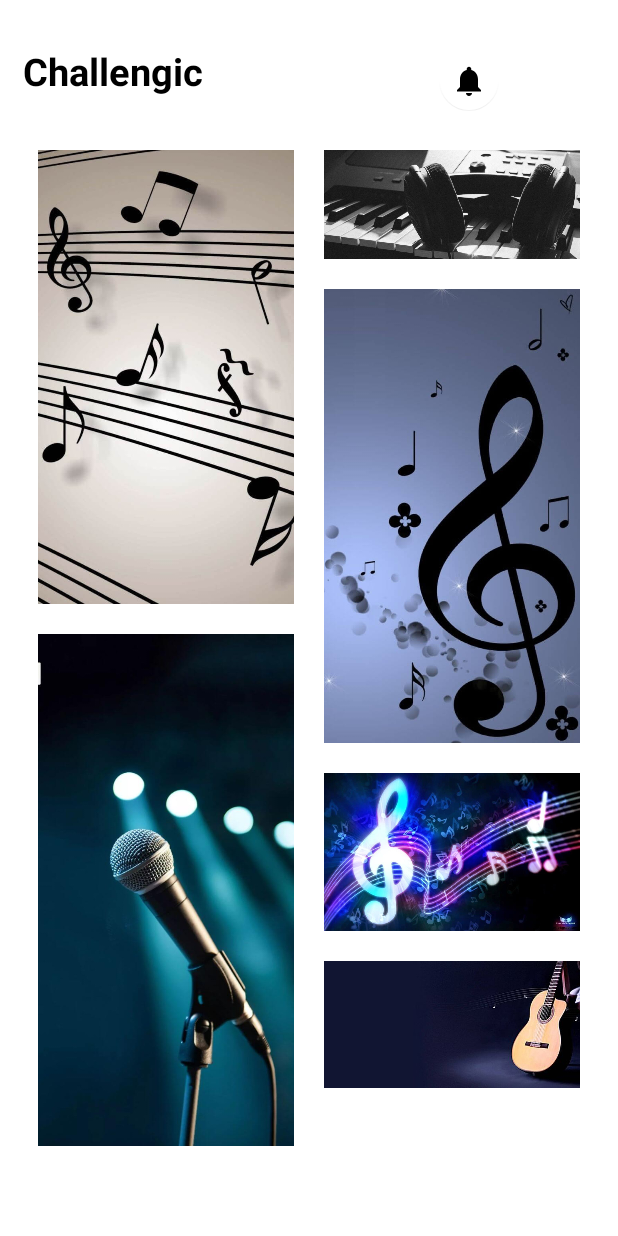
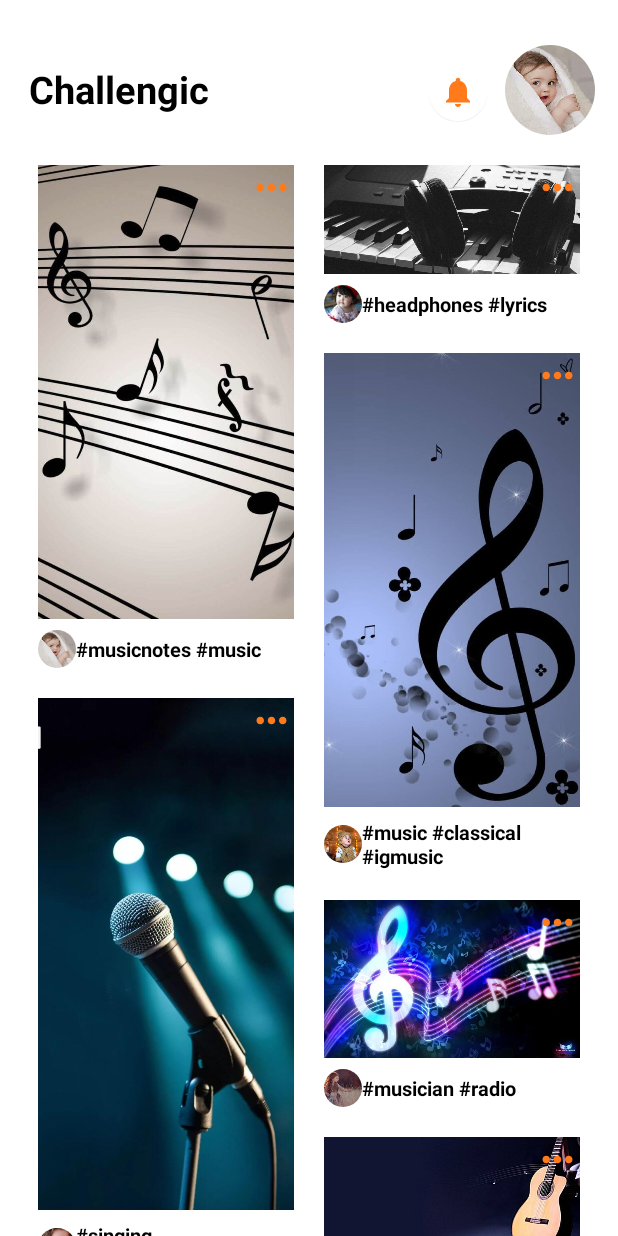
Before and after one commit to arvaan123/challengicApp, an Android app: the fragment Addpost_frag shown on its own in the app's theme, on a phone screen of 412 x 824 dp. Run offline under Robolectric (Android 15) with nearby library versions, the phone set to English and light mode, and no system bars; our stand-ins replace CircleImageView, sdp/ssp sizes.

Commit message:
change design and add report reason dialog

```diff
--- a/app/src/main/java/com/app/challengicapp/design/adapter/LaderboardAdap.kt
+++ b/app/src/main/java/com/app/challengicapp/design/adapter/LaderboardAdap.kt
@@ -32,8 +32,6 @@ class LaderboardAdap(private val context: Context, private val mList: List<Lader
         holder.tv_person_name.setText(LaderboardModel.tv_person_name)
         holder.tv_votes.setText(LaderboardModel.tv_votes)
         holder.tv_results.setText(LaderboardModel.tv_results)
-
-
         Glide.with(context).load(LaderboardModel.profile_image).into(holder.profile_iv);
 
     }
--- a/app/src/main/java/com/app/challengicapp/design/fragment/Addpost_frag.kt
+++ b/app/src/main/java/com/app/challengicapp/design/fragment/Addpost_frag.kt
@@ -9,6 +9,7 @@ import androidx.recyclerview.widget.RecyclerView
 import androidx.recyclerview.widget.StaggeredGridLayoutManager
 import com.app.challengicapp.R
 import com.app.challengicapp.design.adapter.PostAdap
+import com.app.challengicapp.design.model.LaderboardModel
 import com.app.challengicapp.design.model.PostModel
 import java.util.*
 
@@ -30,18 +31,27 @@ class Addpost_frag : Fragment() {
 
         val recyclerview = view.findViewById<RecyclerView>(R.id.post_rv)
 
-        val data: ArrayList<PostModel> = ArrayList<PostModel>()
-        data.add(PostModel(R.drawable.m1))
-        data.add(PostModel(R.drawable.m2))
-        data.add(PostModel(R.drawable.m3))
-        data.add(PostModel(R.drawable.m4))
-        data.add(PostModel(R.drawable.m5))
-        data.add(PostModel(R.drawable.m6))
+//        val data: ArrayList<PostModel> = ArrayList<PostModel>()
+//        data.add(PostModel(R.drawable.m1),R.drawable.l1,)
+//        data.add(PostModel(R.drawable.m2))
+//        data.add(PostModel(R.drawable.m3))
+//        data.add(PostModel(R.drawable.m4))
+//        data.add(PostModel(R.drawable.m5))
+//        data.add(PostModel(R.drawable.m6))
+
+        val data = listOf(
+            PostModel(R.drawable.m1,R.drawable.l1,"#musicnotes #music"),
+            PostModel(R.drawable.m2,R.drawable.l2,"#headphones #lyrics"),
+            PostModel(R.drawable.m3,R.drawable.l3,"#music #classical #igmusic"),
+            PostModel(R.drawable.m4,R.drawable.l4,"#singing #classicalmusic"),
+            PostModel(R.drawable.m5,R.drawable.l5,"#musician #radio"),
+            PostModel(R.drawable.m6,R.drawable.l1,"#guitar #music")
+        )
+
 
         val layoutManager: RecyclerView.LayoutManager =
             StaggeredGridLayoutManager(2, StaggeredGridLayoutManager.VERTICAL)
         recyclerview.setLayoutManager(layoutManager)
-
         val adapter = PostAdap(requireActivity(), data)
         recyclerview.adapter = adapter
 
--- a/app/src/main/java/com/app/challengicapp/design/model/PostModel.kt
+++ b/app/src/main/java/com/app/challengicapp/design/model/PostModel.kt
@@ -1,3 +1,3 @@
 package com.app.challengicapp.design.model
 
-data class PostModel(val image: Int)
+data class PostModel(val image: Int, val user_image: Int, val tv_tag: String)
--- /dev/null
+++ b/app/src/main/java/com/app/challengicapp/design/model/ReportReason.kt
@@ -0,0 +1,3 @@
+package com.app.challengicapp.design.model
+
+data class ReportReason(val tv_report_reason_list: String)
--- /dev/null
+++ b/app/src/main/res/drawable/ic_more_option.xml
@@ -0,0 +1,9 @@
+<vector xmlns:android="http://schemas.android.com/apk/res/android"
+    android:width="24dp"
+    android:height="24dp"
+    android:viewportWidth="24"
+    android:viewportHeight="24">
+  <path
+      android:fillColor="@color/orange"
+      android:pathData="M6,10c-1.1,0 -2,0.9 -2,2s0.9,2 2,2 2,-0.9 2,-2 -0.9,-2 -2,-2zM18,10c-1.1,0 -2,0.9 -2,2s0.9,2 2,2 2,-0.9 2,-2 -0.9,-2 -2,-2zM12,10c-1.1,0 -2,0.9 -2,2s0.9,2 2,2 2,-0.9 2,-2 -0.9,-2 -2,-2z"/>
+</vector>
--- a/app/src/main/res/drawable/nav_bg.xml
+++ b/app/src/main/res/drawable/nav_bg.xml
@@ -1,6 +1,6 @@
 <?xml version="1.0" encoding="utf-8"?>
 <shape xmlns:android="http://schemas.android.com/apk/res/android"
     android:shape="rectangle">
-    <solid android:color="#E9FFFFFF" />
+    <solid android:color="#FFFFFF" />
     <corners android:radius="100dp" />
 </shape>
--- a/app/src/main/res/layout/activity_home.xml
+++ b/app/src/main/res/layout/activity_home.xml
@@ -8,8 +8,7 @@
     <FrameLayout
         android:id="@+id/container"
         android:layout_width="match_parent"
-        android:layout_height="0dp"
-        app:layout_constraintBottom_toTopOf="@+id/bottomNav"
+        android:layout_height="match_parent"
         app:layout_constraintEnd_toEndOf="parent"
         app:layout_constraintHorizontal_bias="0.5"
         app:layout_constraintStart_toStartOf="parent"
@@ -18,7 +17,7 @@
     <com.google.android.material.bottomnavigation.BottomNavigationView
         android:id="@+id/bottomNav"
         android:layout_width="match_parent"
-        android:layout_height="wrap_content"
+        android:layout_height="50dp"
         android:layout_gravity="bottom"
         android:layout_margin="30dp"
         android:background="@drawable/nav_bg"
--- a/app/src/main/res/layout/addpost_items.xml
+++ b/app/src/main/res/layout/addpost_items.xml
@@ -1,23 +1,66 @@
 <?xml version="1.0" encoding="utf-8"?>
-<LinearLayout xmlns:android="http://schemas.android.com/apk/res/android"
+<androidx.constraintlayout.widget.ConstraintLayout xmlns:android="http://schemas.android.com/apk/res/android"
     xmlns:app="http://schemas.android.com/apk/res-auto"
-    android:layout_width="match_parent"
+    xmlns:tools="http://schemas.android.com/tools"
+    android:layout_width="wrap_content"
     android:layout_height="wrap_content"
-    android:orientation="vertical"
     android:padding="10dp">
 
     <androidx.cardview.widget.CardView
+        android:id="@+id/post_cardview"
         android:layout_width="wrap_content"
         android:layout_height="wrap_content"
-        app:cardCornerRadius="30dp">
+        app:cardCornerRadius="5dp"
+        app:layout_constraintStart_toStartOf="parent"
+        app:layout_constraintTop_toTopOf="parent">
+
 
         <ImageView
             android:id="@+id/post_iv"
             android:layout_width="wrap_content"
             android:layout_height="wrap_content"
             android:adjustViewBounds="true"
-            android:scaleType="fitXY" />
+            android:scaleType="fitXY">
+
+
+        </ImageView>
+
+        <ImageView
+            android:id="@+id/more_iv"
+            android:layout_width="30dp"
+            android:layout_height="30dp"
+            android:layout_gravity="end"
+            android:src="@drawable/ic_more_option" />
+
 
     </androidx.cardview.widget.CardView>
 
-</LinearLayout>
+
+    <LinearLayout
+        android:layout_width="wrap_content"
+        android:layout_height="wrap_content"
+        android:layout_marginTop="7dp"
+        android:orientation="horizontal"
+        app:layout_constraintStart_toStartOf="parent"
+        app:layout_constraintTop_toBottomOf="@+id/post_cardview">
+
+        <de.hdodenhof.circleimageview.CircleImageView
+            android:id="@+id/user_image"
+            android:layout_width="25dp"
+            android:layout_height="25dp"
+            android:layout_gravity="center" />
+
+        <TextView
+            android:id="@+id/tv_tags"
+            android:layout_width="wrap_content"
+            android:layout_height="wrap_content"
+            android:layout_gravity="center"
+            android:text="abc"
+            android:textColor="@color/black"
+            android:textSize="13sp"
+            android:textStyle="bold" />
+
+    </LinearLayout>
+
+
+</androidx.constraintlayout.widget.ConstraintLayout>
--- a/app/src/main/res/layout/fragment_addpost.xml
+++ b/app/src/main/res/layout/fragment_addpost.xml
@@ -21,6 +21,8 @@
             android:id="@+id/tv_title"
             android:layout_width="wrap_content"
             android:layout_height="wrap_content"
+            android:layout_marginStart="4dp"
+            android:layout_marginTop="12dp"
             android:text="Challengic"
             android:textColor="@color/black"
             android:textSize="25dp"
@@ -32,17 +34,20 @@
             android:id="@+id/fab_notification"
             android:layout_width="40dp"
             android:layout_height="40dp"
+            android:layout_margin="7dp"
+            android:elevation="10dp"
             android:src="@drawable/ic_notification"
-            android:tint="@color/orange"
             app:backgroundTint="@color/white"
             app:fabCustomSize="40dp"
             app:layout_constraintRight_toLeftOf="@+id/user_iv"
-            app:layout_constraintTop_toTopOf="parent" />
+            app:layout_constraintTop_toTopOf="parent"
+            app:tint="@color/orange" />
 
         <de.hdodenhof.circleimageview.CircleImageView
             android:id="@+id/user_iv"
             android:layout_width="60dp"
             android:layout_height="60dp"
+            android:src="@drawable/l1"
             app:layout_constraintEnd_toEndOf="parent"
             app:layout_constraintLeft_toRightOf="@+id/fab_notification"
             app:layout_constraintTop_toTopOf="parent" />
@@ -51,9 +56,10 @@
 
     <androidx.recyclerview.widget.RecyclerView
         android:id="@+id/post_rv"
-        android:layout_width="wrap_content"
+        android:layout_width="match_parent"
         android:layout_height="wrap_content"
-        android:layout_marginHorizontal="15dp" />
+        android:layout_marginHorizontal="15dp"
+        android:layout_marginTop="10dp" />
 
 
 </LinearLayout>
```
Also changed, not shown: app/src/main/java/com/app/challengicapp/design/adapter/PostAdap.kt (+61 -8 lines), app/src/main/java/com/app/challengicapp/design/adapter/ReportReasonAdap.kt (added, +39 -0 lines), app/src/main/res/drawable/ic_close.xml (added, +9 -0 lines), app/src/main/res/drawable/ic_next.xml (added, +10 -0 lines), app/src/main/res/drawable/report_msg_bg.xml (added, +11 -0 lines), app/src/main/res/layout/report_reason_box.xml (added, +67 -0 lines), app/src/main/res/layout/report_reason_box_itemlist.xml (added, +43 -0 lines).
